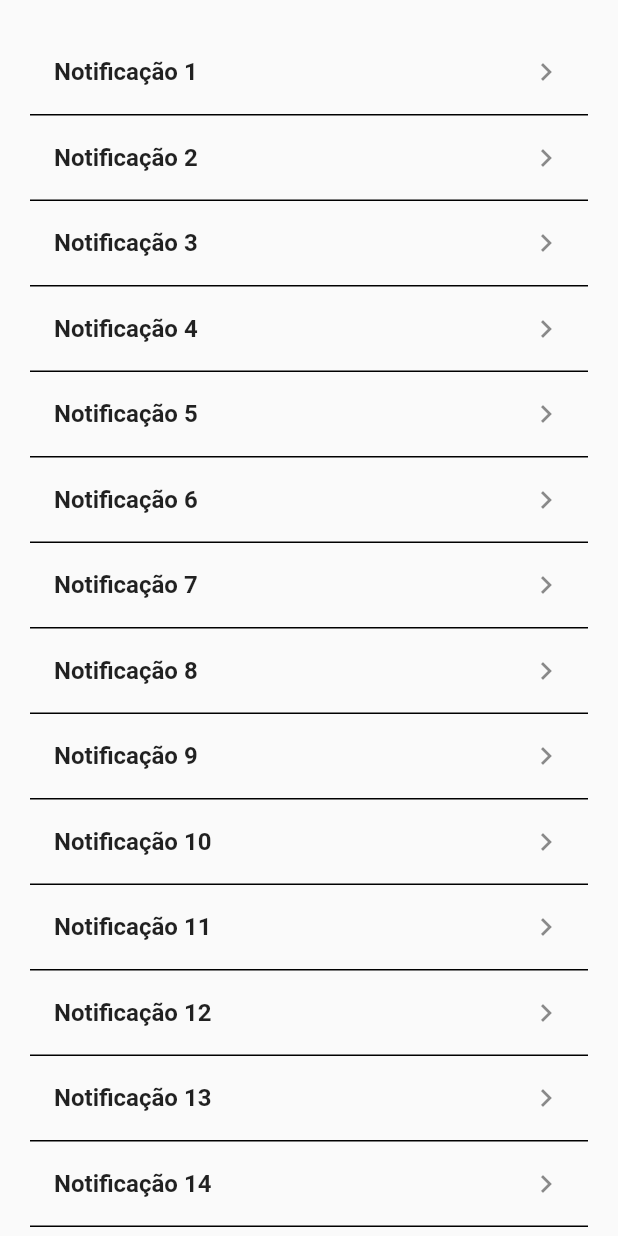
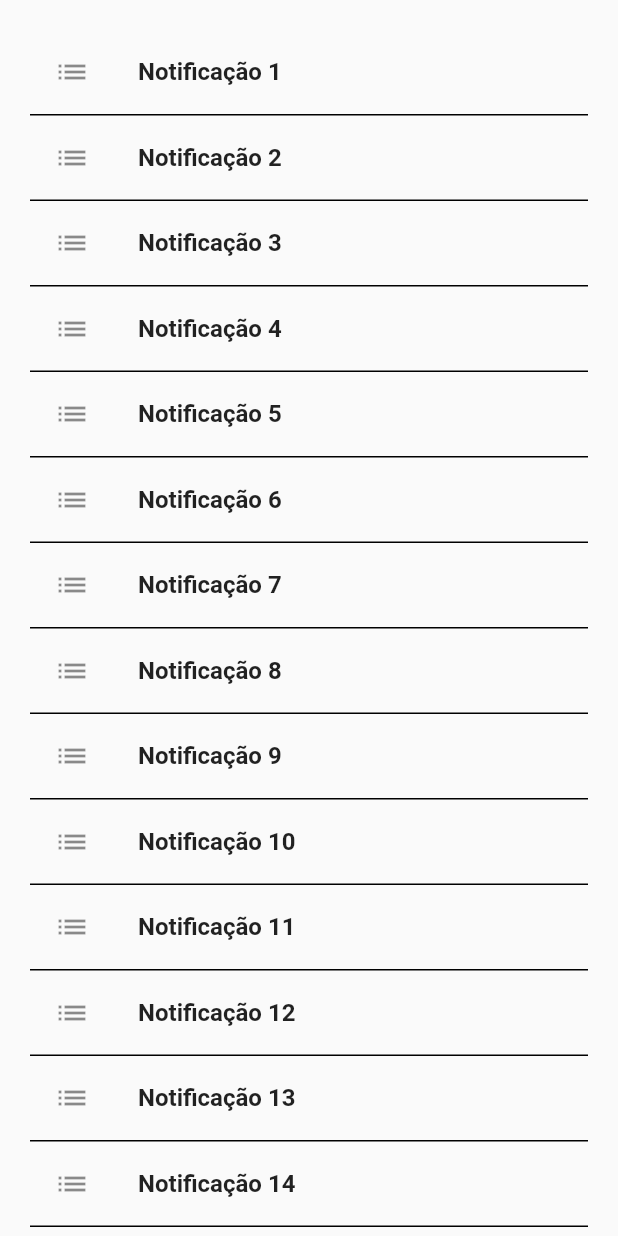
Before and after one commit to laurargs/GALIF, a Flutter app: the Notificacao widget shown alone on an empty page, opened directly, on a phone screen of 412 x 824 dp. Run offline on Flutter 3.47's test engine with Material 2 defaults, Android fonts, the phone set to English and light mode, and no system bars; network calls fail.

Commit message:
Update notification.dart

```diff
--- a/GALIF_924/lib/body/notification.dart
+++ b/GALIF_924/lib/body/notification.dart
@@ -19,8 +19,8 @@ class _NotificacaoState extends State<Notificacao> {
         itemBuilder: (BuildContext context, int index) {
           return ListTile(
             shape: Border(bottom: BorderSide(),),
+            leading: const Icon(Icons.list),
             title: Text("Notificação " + "${index + 1}", style: TextStyle(fontWeight: FontWeight.bold)),
-            trailing: const Icon(Icons.chevron_right),
           );
          },
        )
```
